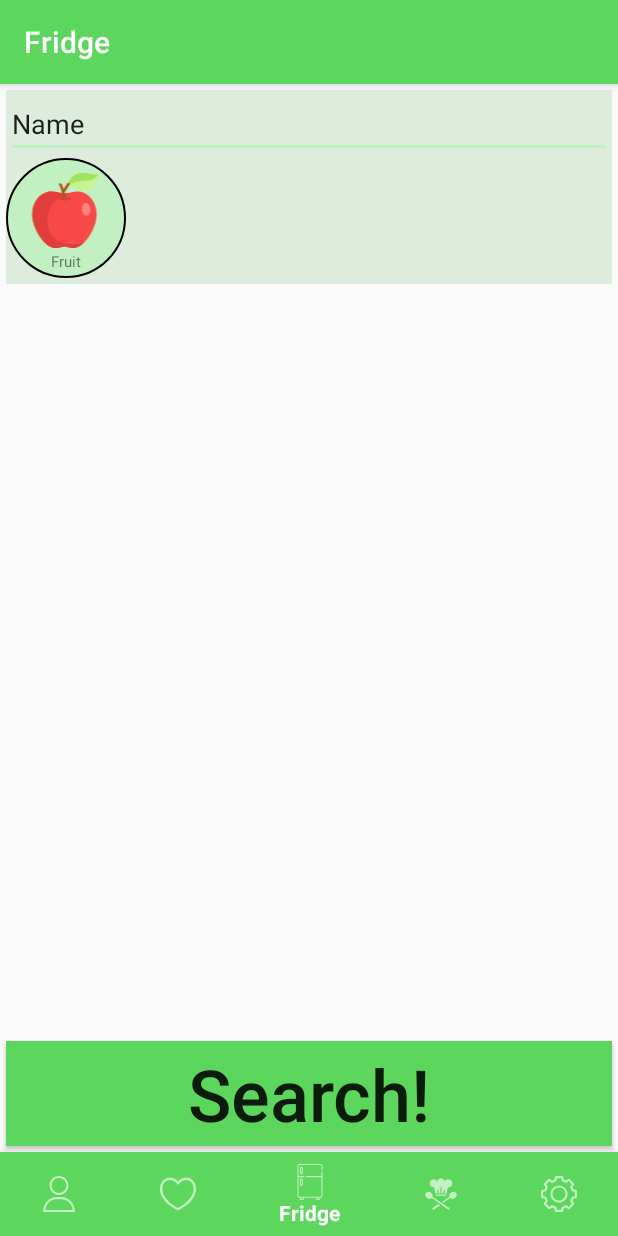
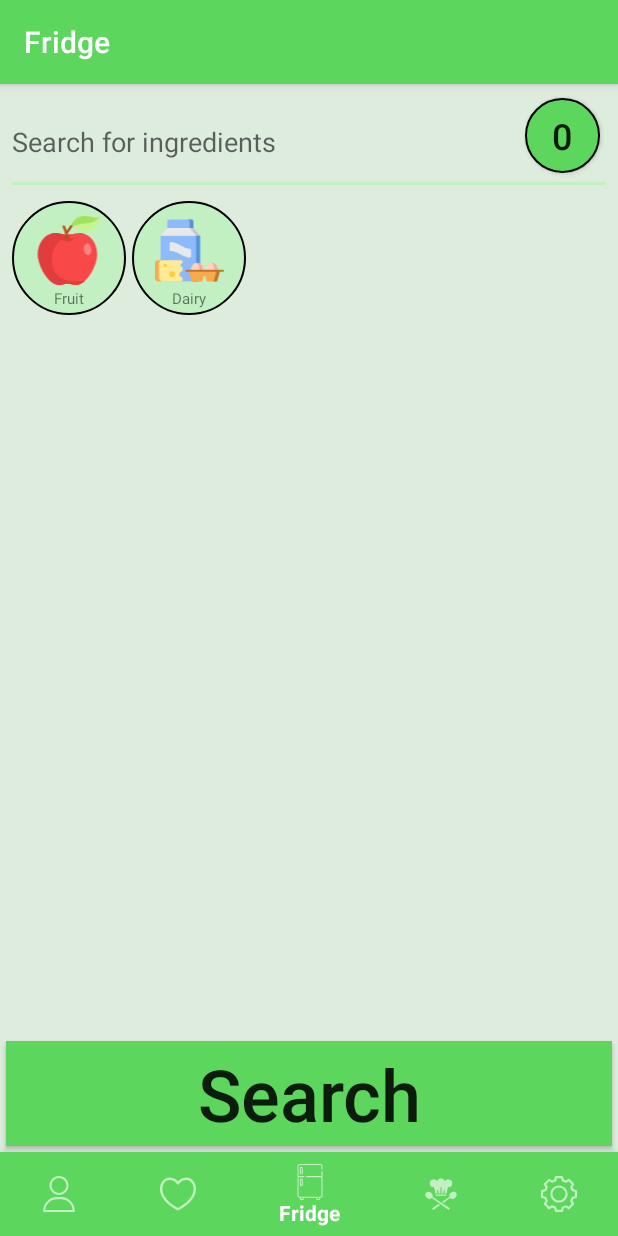
Before and after one commit to MattDominey5107530/FridgRApplication, an Android app: the screen it shows after launch (MainActivity), on a phone screen of 412 x 824 dp. Run offline under Robolectric (Android 15) with nearby library versions, the phone set to English and light mode, and no system bars.

Commit message:
Fully implemented the fridge fragment.

```diff
--- a/app/src/main/java/com/example/fridgr/FridgeFragment.kt
+++ b/app/src/main/java/com/example/fridgr/FridgeFragment.kt
@@ -1,11 +1,16 @@
 package com.example.fridgr
 
+import android.annotation.TargetApi
+import android.content.Context
 import android.os.Bundle
+import android.util.Log
+import android.view.Gravity
 import androidx.fragment.app.Fragment
 import android.view.LayoutInflater
 import android.view.View
 import android.view.ViewGroup
-import android.widget.FrameLayout
+import android.widget.*
+import androidx.core.content.ContextCompat.getSystemService
 
 class FridgeFragment : Fragment() {
 
@@ -22,7 +27,10 @@ class FridgeFragment : Fragment() {
         ingredientSubcatSearchComponent = IngredientSubcatSearchComponent(v.context)
         v.findViewById<FrameLayout>(R.id.frlIngredientSubcatSearcher).addView(ingredientSubcatSearchComponent)
         initialiseIngredientSubcatSearchComponent()
-        //TODO: add listener to detect when an ingredient is clicked in above object^
+
+        //onClick listeners
+        v.findViewById<Button>(R.id.btnSearch).setOnClickListener { onClickSearch() }
+        v.findViewById<Button>(R.id.btnIngredientList).setOnClickListener { onClickIngredientList() }
 
         return v
     }
@@ -32,17 +40,82 @@ class FridgeFragment : Fragment() {
         ingredientSubcatSearchComponent.addSubcat("Fruit", R.drawable.ic_fruit)
         ingredientSubcatSearchComponent.addIngredient("Fruit", "Apple", R.drawable.ic_fruit)
         ingredientSubcatSearchComponent.addIngredient("Fruit", "Apple", R.drawable.ic_fruit)
-        ingredientSubcatSearchComponent.addIngredient("Fruit", "Apple", R.drawable.ic_fruit)
-        ingredientSubcatSearchComponent.addIngredient("Fruit", "Apple", R.drawable.ic_fruit)
-        ingredientSubcatSearchComponent.addIngredient("Fruit", "Apple", R.drawable.ic_fruit)
-        ingredientSubcatSearchComponent.addIngredient("Fruit", "Apple", R.drawable.ic_fruit)
-        ingredientSubcatSearchComponent.addIngredient("Fruit", "Apple", R.drawable.ic_fruit)
-        ingredientSubcatSearchComponent.addIngredient("Fruit", "Apple", R.drawable.ic_fruit)
-        ingredientSubcatSearchComponent.addIngredient("Fruit", "Apple", R.drawable.ic_fruit)
-        ingredientSubcatSearchComponent.addIngredient("Fruit", "Apple", R.drawable.ic_fruit)
+        ingredientSubcatSearchComponent.addSubcat("Dairy", R.drawable.ic_dairy)
+        ingredientSubcatSearchComponent.addIngredient("Dairy", "Milk", R.drawable.ic_dairy)
+        ingredientSubcatSearchComponent.addIngredient("Dairy", "Milk", R.drawable.ic_dairy)
+        ingredientSubcatSearchComponent.addIngredient("Dairy", "Milk", R.drawable.ic_dairy)
+        ingredientSubcatSearchComponent.addIngredient("Dairy", "Milk", R.drawable.ic_dairy)
+    }
+
+    private fun onClickSearch() {
+        //TODO: getIngredientList from component; search for recipes through API and switch to recipesearch fragment (fragment to display the results of your search)
+    }
+
+    private fun onClickIngredientList() {
+        //TODO: if theres no ingredients checked then dont show popupwindow!
+
+        showIngredientListPopup()
     }
 
     companion object {
         fun newInstance(): FridgeFragment = FridgeFragment()
     }
+
+    private fun showIngredientListPopup() {
+        // Initialize a new layout inflater instance
+        val inflater: LayoutInflater = LayoutInflater.from(this.context)
+
+        // Inflate a custom view using layout inflater
+        val v = inflater.inflate(R.layout.popupwindow_recipe_list, null)
+
+        // Initialize a new instance of popup window
+        val popupWindow = PopupWindow(
+            v, // Custom view to show in popup window
+            1000, // Width of popup window
+            1500 // Window height
+        )
+
+        @TargetApi(21)
+        popupWindow.elevation = 10.0F
+
+        val closeButton: ImageButton = v.findViewById(R.id.btnCloseIngredientList)
+        val ingredientListLinearLayout: LinearLayout = v.findViewById(R.id.lnlIngredientList)
+
+        closeButton.setOnClickListener {
+            // Dismiss the popup window
+            popupWindow.dismiss()
+        }
+
+        for (checkedIngredient in ingredientSubcatSearchComponent.checkedIngredientList) {
+            val checkedIngredientListComponent = inflater.inflate(R.layout.recipe_list_component, null)
+            with (checkedIngredientListComponent) {
+                findViewById<ImageButton>(R.id.btnDeleteIngredient).setOnClickListener { ingredientListLinearLayout.removeView(this) }
+                findViewById<TextView>(R.id.txvIngredientName).text = checkedIngredient
+            }
+            ingredientListLinearLayout.addView(checkedIngredientListComponent)
+        }
+
+
+        //Handle closing of the PopupWindow if a click lands outside of the PopupWindow
+        with (popupWindow) {
+            setOnDismissListener {
+                val newCheckedIngredients = ArrayList<String>()
+                for (i in 0 until ingredientListLinearLayout.childCount) {
+                    val x = ingredientListLinearLayout.getChildAt(i).findViewById<TextView>(R.id.txvIngredientName).text
+                    newCheckedIngredients.add(x.toString())
+                }
+                ingredientSubcatSearchComponent.updateCheckedIngredients(newCheckedIngredients)
+            }
+            isOutsideTouchable = true
+            isFocusable = true
+        }
+
+        //Show the popup window on app
+        popupWindow.showAtLocation(
+            this.view, // Location to display popup window
+            Gravity.CENTER, // Exact position of layout to display popup
+            0, // X offset
+            -75 // Y offset
+        )
+    }
 }
--- a/app/src/main/java/com/example/fridgr/IngredientSubcatSearchComponent.kt
+++ b/app/src/main/java/com/example/fridgr/IngredientSubcatSearchComponent.kt
@@ -5,8 +5,9 @@ import android.text.Editable
 import android.text.TextWatcher
 import android.util.AttributeSet
 import android.view.LayoutInflater
-import android.view.View
+import android.widget.Button
 import android.widget.EditText
+import android.widget.GridLayout
 import android.widget.LinearLayout
 import androidx.constraintlayout.widget.ConstraintLayout
 
@@ -18,10 +19,13 @@ class IngredientSubcatSearchComponent @JvmOverloads constructor(
 
     private var ingredientSearchEditText: EditText
     private var subcatIconLinearLayout: LinearLayout
-    private var ingredientIconLinearLayout: LinearLayout
+    private var ingredientIconGridLayout: GridLayout
+    private var ingredientListButton: Button
 
     private val subcatIcons = arrayListOf<IngredientSubcatSearchIconComponent>()
     private val ingredientIcons = arrayListOf<Pair<String, IngredientSubcatSearchIconComponent>>()
+
+    var checkedIngredientList = ArrayList<String>()
 
     var searchIsVisible = false
 
@@ -30,7 +34,8 @@ class IngredientSubcatSearchComponent @JvmOverloads constructor(
 
         ingredientSearchEditText = findViewById(R.id.edtIngredientSearch)
         subcatIconLinearLayout = findViewById(R.id.lnlSubcatIconContainer)
-        ingredientIconLinearLayout = findViewById(R.id.lnlIngredientIconContainer)
+        ingredientIconGridLayout = findViewById(R.id.gdlIngredientIconContainer)
+        ingredientListButton = findViewById(R.id.btnIngredientList)
 
         ingredientSearchEditText.addTextChangedListener(object : TextWatcher {
             override fun afterTextChanged(p0: Editable?) { onChangeSearchText() }
@@ -39,19 +44,14 @@ class IngredientSubcatSearchComponent @JvmOverloads constructor(
             override fun beforeTextChanged(p0: CharSequence?, p1: Int, p2: Int, p3: Int) {}
             override fun onTextChanged(p0: CharSequence?, p1: Int, p2: Int, p3: Int) {}
         })
-
-
     }
 
     /**
      * Define and pass values into custom component
      */
-    private fun getIngredientSubcatSearchIconComponent(
-        imageResource: Int, labelText: String
-    ): IngredientSubcatSearchIconComponent {
+    private fun getIngredientSubcatSearchIconComponent(imageResource: Int, labelText: String, isSubcat: Boolean = false): IngredientSubcatSearchIconComponent {
         val ingredientSubcatSearchIconComponent = IngredientSubcatSearchIconComponent(this.context)
-        ingredientSubcatSearchIconComponent.setIconProperties(imageResource, labelText)
-
+        ingredientSubcatSearchIconComponent.setIconProperties(imageResource, labelText, isSubcat)
         return ingredientSubcatSearchIconComponent
     }
 
@@ -59,8 +59,7 @@ class IngredientSubcatSearchComponent @JvmOverloads constructor(
      * Adds a subcategory to the view
      */
     fun addSubcat(labelText: String, imageResource: Int) {
-
-        val iconToAdd = getIngredientSubcatSearchIconComponent(imageResource, labelText)
+        val iconToAdd = getIngredientSubcatSearchIconComponent(imageResource, labelText, true)
         iconToAdd.setOnClickListener {v -> onClickSubcatIcon(v as IngredientSubcatSearchIconComponent)}
 
         //Add to view and add to list to manage
@@ -73,28 +72,35 @@ class IngredientSubcatSearchComponent @JvmOverloads constructor(
      */
     fun addIngredient(subcatLabel: String, labelText: String, imageResource: Int) {
         val iconToAdd = getIngredientSubcatSearchIconComponent(imageResource, labelText)
-        iconToAdd.setOnClickListener {v -> onClickIngredient(v as IngredientSubcatSearchIconComponent)}
-
+        iconToAdd.setOnClickListener {v -> onClickIngredient(v as IngredientSubcatSearchIconComponent) }
         ingredientIcons.add(Pair(subcatLabel, iconToAdd))
     }
 
-    fun toggleSearchVisibility() {
-        searchIsVisible = !searchIsVisible
+    //Update the icon check states according to a new checkedIngredientsList from the PopupWindow
+    fun updateCheckedIngredients(newCheckedIngredients: ArrayList<String>) {
+        checkedIngredientList = newCheckedIngredients
+        for (ingredientIcon in ingredientIcons) {
+            ingredientIcon.second.setCheckedState(ingredientIcon.second.iconLabel in checkedIngredientList)
+        }
+        ingredientListButton.text = checkedIngredientList.size.toString()
+    }
+
+    fun setSearchVisibility(setSearchVisible: Boolean) {
+        searchIsVisible = setSearchVisible
         if (searchIsVisible) {
             //TODO: Add search icon resource to line of code below (instead of R.drawable.ic_settings)
-            val searchIcon = getIngredientSubcatSearchIconComponent(R.drawable.ic_settings, "Search")
-            ingredientIconLinearLayout.addView(searchIcon, 0)
+            val searchIcon = getIngredientSubcatSearchIconComponent(R.drawable.ic_settings, "Search", true)
+            ingredientIconGridLayout.addView(searchIcon, 0)
         } else {
-            ingredientIconLinearLayout.removeViewAt(0)
+            ingredientIconGridLayout.removeViewAt(0)
         }
-
-
-
     }
 
 
     private fun onChangeSearchText() {
-        //TODO: display search icon in subcat and search for ingredients
+        //TODO: display search icon in subcat and search for ingredients and set those ingredients in the ingredient gridview (setIngredientIcons())
+        //TODO: also, if there is search text, then show search icon if not then don't (setSearchVisibility())
+        //text is ingredientSearchEditText.text
         //Gets triggered after every change to the search text
     }
 
@@ -106,7 +112,15 @@ class IngredientSubcatSearchComponent @JvmOverloads constructor(
     }
 
     private fun onClickIngredient(v: IngredientSubcatSearchIconComponent) {
-        //TODO: handle passing that information to the next view (i.e. Do you want to add this ingredient to the list)
+        v.onClick()
+
+        if (v.isChecked) {
+            checkedIngredientList.add(v.iconLabel)
+        } else {
+            checkedIngredientList.remove(v.iconLabel)
+        }
+        ingredientListButton.text = checkedIngredientList.size.toString()
+        //TODO: adding this ingredient to the list of ingredients & highlight as ticked
     }
 
     private fun uncheckAllSubcatIcons() {
@@ -117,11 +131,16 @@ class IngredientSubcatSearchComponent @JvmOverloads constructor(
     }
 
     private fun renderIngredientIcons(subcatLabel: String) {
-        ingredientIconLinearLayout.removeAllViews()
         val filteredIconList = ingredientIcons.filter {iI -> iI.first == subcatLabel}
-        for (iconView in filteredIconList) {
-            ingredientIconLinearLayout.addView(iconView.second)
+        setIngredientIcons(filteredIconList)
+    }
+
+    private fun setIngredientIcons(ingredientIconList: List<Pair<String, IngredientSubcatSearchIconComponent>>) {
+        //TODO: if ingredient is in list of ingredients then highlight it
+        ingredientIconGridLayout.removeAllViews()
+        ingredientIconGridLayout.columnCount = kotlin.math.ceil(ingredientIconList.size.toDouble() / 3.toDouble()).toInt()
+        for (iconView in ingredientIconList) {
+            ingredientIconGridLayout.addView(iconView.second)
         }
     }
-
 }
--- a/app/src/main/java/com/example/fridgr/IngredientSubcatSearchIconComponent.kt
+++ b/app/src/main/java/com/example/fridgr/IngredientSubcatSearchIconComponent.kt
@@ -1,11 +1,16 @@
 package com.example.fridgr
 
 import android.content.Context
+import android.graphics.Color
 import android.util.AttributeSet
+import android.util.Log
 import android.view.LayoutInflater
+import android.view.View
 import android.widget.ImageView
 import android.widget.TextView
 import androidx.constraintlayout.widget.ConstraintLayout
+
+
 
 class IngredientSubcatSearchIconComponent @JvmOverloads constructor(
     context: Context,
@@ -13,8 +18,13 @@ class IngredientSubcatSearchIconComponent @JvmOverloads constructor(
     defStyle: Int = 0
 ) : ConstraintLayout(context, attrs, defStyle) {
 
+    val SUBCAT_PADDING = 2
+    val INGRED_PADDING = 5
+
     private var iconImageView: ImageView
+    private var tickImageView: ImageView
     private var labelTextView: TextView
+    private var isSubcat: Boolean = false
 
     lateinit var iconLabel: String
 
@@ -23,27 +33,61 @@ class IngredientSubcatSearchIconComponent @JvmOverloads constructor(
     init {
         LayoutInflater.from(context).inflate(R.layout.ingredient_subcat_search_icon_component, this, true)
 
-        iconImageView = findViewById(R.id.imgIcon)
-        labelTextView = findViewById(R.id.txvLabel)
+        this.iconImageView = findViewById(R.id.imgIcon)
+        this.labelTextView = findViewById(R.id.txvLabel)
+        this.tickImageView = findViewById(R.id.imgTick)
+
+        this.setOnClickListener { onClick() }
     }
 
-    fun setIconProperties(imageResource: Int, labelText: String) {
-        iconImageView.setImageResource(imageResource)
-        labelTextView.text = labelText
-        iconLabel = labelText
+    fun setIconProperties(imageResource: Int, labelText: String, isSubcat: Boolean = false) {
+        this.iconImageView.setImageResource(imageResource)
+        this.labelTextView.text = labelText
+        this.iconLabel = labelText
+        this.isSubcat = isSubcat
+
+        //Make subcategory icons big and ingredient icons smaller (SUBCAT_PADDING & INGRED_PADDING)
+        val scale = resources.displayMetrics.density
+        val constraintLayout: ConstraintLayout = this.findViewById(R.id.cnlIngredientSubcatSearchIconComponent)
+        if (isSubcat) {
+            val padding = (scale * SUBCAT_PADDING + 0.5).toInt()
+            constraintLayout.setPadding(padding, padding, padding, padding)
+        } else {
+            val padding = (scale * INGRED_PADDING + 0.5).toInt()
+            constraintLayout.setPadding(padding, padding, padding, padding)
+        }
     }
 
     fun setCheckedState(checkedState: Boolean) {
-        isChecked = checkedState
+        this.isChecked = checkedState
         iconImageView.apply {
-            if (isChecked) {
-                setBackgroundResource(R.drawable.circular_button_checked)
+            if (isSubcat) {
+                if (isChecked) {
+                    setBackgroundResource(R.drawable.circular_button_checked)
+                } else {
+                    setBackgroundResource(R.drawable.circular_button_unchecked)
+                }
             } else {
-                setBackgroundResource(R.drawable.circular_button_unchecked)
+                //TODO: Implement tick visual for selecting ingredients to search with (like iOS tick visual)
+                if (isChecked) {
+                    iconImageView.setColorFilter(Color.argb(127, 0, 0, 255))
+                    tickImageView.visibility = View.VISIBLE
+                    tickImageView.setColorFilter(Color.argb(127, 41, 255, 163))
+                } else {
+                    iconImageView.colorFilter = null
+                    tickImageView.visibility = View.INVISIBLE
+                    tickImageView.colorFilter = null
+                }
             }
         }
     }
 
-
-
+    fun onClick() {
+        //Only handles click events if its an ingredient since we have to delegate subcat
+        //click events to the overall controller (IngredientSubcatSearchComponent)
+        Log.v("X", "toggling checked state")
+        if (!isSubcat) {
+            setCheckedState(!this.isChecked)
+        }
+    }
 }
--- a/app/src/main/java/com/example/fridgr/ProfileFragment.kt
+++ b/app/src/main/java/com/example/fridgr/ProfileFragment.kt
@@ -10,6 +10,7 @@ import android.widget.CheckBox
 
 class ProfileFragment : Fragment() {
 
+    //TODO: Put this into an xml list instead of in-code
     val healthAttrs = arrayOf(
         "vegetarian",
         "pecatarian",
--- /dev/null
+++ b/app/src/main/res/drawable/ic_tick.xml
@@ -0,0 +1,9 @@
+<vector xmlns:android="http://schemas.android.com/apk/res/android"
+    android:width="512dp"
+    android:height="512dp"
+    android:viewportWidth="512"
+    android:viewportHeight="512">
+  <path
+      android:fillColor="#FF000000"
+      android:pathData="M504.502,75.496c-9.997,-9.998 -26.205,-9.998 -36.204,0L161.594,382.203L43.702,264.311c-9.997,-9.998 -26.205,-9.997 -36.204,0c-9.998,9.997 -9.998,26.205 0,36.203l135.994,135.992c9.994,9.997 26.214,9.99 36.204,0L504.502,111.7C514.5,101.703 514.499,85.494 504.502,75.496z"/>
+</vector>
--- a/app/src/main/res/layout/fragment_fridge.xml
+++ b/app/src/main/res/layout/fragment_fridge.xml
@@ -4,6 +4,7 @@
     xmlns:tools="http://schemas.android.com/tools"
     android:layout_width="match_parent"
     android:layout_height="match_parent"
+    android:background="@color/background"
     tools:context=".FridgeFragment">
 
     <FrameLayout
@@ -22,7 +23,7 @@
     </FrameLayout>
 
     <Button
-        android:id="@+id/button"
+        android:id="@+id/btnSearch"
         android:layout_width="0dp"
         android:layout_height="70dp"
         android:layout_marginStart="4dp"
@@ -31,7 +32,7 @@
         android:layout_marginRight="4dp"
         android:layout_marginBottom="4dp"
         android:background="@color/colorPrimary"
-        android:text="Search!"
+        android:text="@string/fridge_search"
         android:textAllCaps="false"
         android:textSize="48dp"
         app:layout_constraintBottom_toBottomOf="parent"
--- a/app/src/main/res/layout/ingredient_subcat_search_component.xml
+++ b/app/src/main/res/layout/ingredient_subcat_search_component.xml
@@ -10,12 +10,13 @@
     <EditText
         android:id="@+id/edtIngredientSearch"
         android:layout_width="0dp"
-        android:layout_height="wrap_content"
+        android:layout_height="70dp"
         android:ems="10"
+        android:hint="@string/fridge_searchforingredients"
         android:imeOptions="actionSearch"
         android:inputType="textPersonName"
-        android:text="Name"
         app:layout_constraintEnd_toEndOf="parent"
+        app:layout_constraintHorizontal_bias="0.0"
         app:layout_constraintStart_toStartOf="parent"
         app:layout_constraintTop_toTopOf="parent" />
 
@@ -31,6 +32,7 @@
             android:id="@+id/lnlSubcatIconContainer"
             android:layout_width="wrap_content"
             android:layout_height="wrap_content"
+            android:layout_margin="2dp"
             android:orientation="horizontal" />
     </HorizontalScrollView>
 
@@ -42,11 +44,25 @@
         app:layout_constraintStart_toStartOf="parent"
         app:layout_constraintTop_toBottomOf="@+id/horizontalScrollView">
 
-        <LinearLayout
-            android:id="@+id/lnlIngredientIconContainer"
+        <GridLayout
+            android:id="@+id/gdlIngredientIconContainer"
             android:layout_width="wrap_content"
             android:layout_height="wrap_content"
-            android:orientation="horizontal" />
+            android:layout_margin="5dp"
+            android:rowCount="3" />
     </HorizontalScrollView>
 
+    <Button
+        android:id="@+id/btnIngredientList"
+        android:layout_width="50dp"
+        android:layout_height="50dp"
+        android:layout_marginTop="5dp"
+        android:layout_marginEnd="8dp"
+        android:layout_marginRight="8dp"
+        android:background="@drawable/circular_button_checked"
+        android:text="0"
+        android:textSize="24sp"
+        app:layout_constraintEnd_toEndOf="parent"
+        app:layout_constraintTop_toTopOf="@+id/edtIngredientSearch" />
+
 </androidx.constraintlayout.widget.ConstraintLayout>
--- a/app/src/main/res/layout/ingredient_subcat_search_icon_component.xml
+++ b/app/src/main/res/layout/ingredient_subcat_search_icon_component.xml
@@ -1,6 +1,7 @@
 <androidx.constraintlayout.widget.ConstraintLayout xmlns:android="http://schemas.android.com/apk/res/android"
     xmlns:app="http://schemas.android.com/apk/res-auto"
     xmlns:tools="http://schemas.android.com/tools"
+    android:id="@+id/cnlIngredientSubcatSearchIconComponent"
     android:layout_width="80dp"
     android:layout_height="80dp"
     tools:context=".IngredientSubcatSearchIconComponent">
@@ -17,7 +18,24 @@
         app:layout_constraintBottom_toBottomOf="parent"
         app:layout_constraintEnd_toEndOf="parent"
         app:layout_constraintStart_toStartOf="parent"
-        app:layout_constraintTop_toTopOf="parent" />
+        app:layout_constraintTop_toTopOf="parent"
+        app:tintMode="multiply" />
+
+    <ImageView
+        android:id="@+id/imgTick"
+        android:layout_width="0dp"
+        android:layout_height="0dp"
+        android:paddingLeft="10dp"
+        android:paddingTop="10dp"
+        android:paddingRight="10dp"
+        android:paddingBottom="10dp"
+        android:visibility="invisible"
+        app:layout_constraintBottom_toBottomOf="parent"
+        app:layout_constraintEnd_toEndOf="parent"
+        app:layout_constraintStart_toStartOf="parent"
+        app:layout_constraintTop_toTopOf="parent"
+        app:srcCompat="@drawable/ic_tick"
+        app:tintMode="add" />
 
     <TextView
         android:id="@+id/txvLabel"
--- a/app/src/main/res/values/strings.xml
+++ b/app/src/main/res/values/strings.xml
@@ -50,5 +50,7 @@
     <string name="favourites_filter">Filter</string>
     <string name="favourites_sort">Sort</string>
 
+    <string name="fridge_searchforingredients">Search for ingredients</string>
+    <string name="fridge_search">Search</string>
 
 </resources>
```
Also changed, not shown: app/src/main/java/com/example/fridgr/ApiDataClasses.kt (added, +7 -0 lines), app/src/main/java/com/example/fridgr/RecipeFragment.kt (added, +24 -0 lines), app/src/main/res/layout/fragment_recipe.xml (added, +10 -0 lines), app/src/main/res/layout/popupwindow_recipe_list.xml (added, +38 -0 lines), app/src/main/res/layout/recipe_list_component.xml (added, +31 -0 lines).
